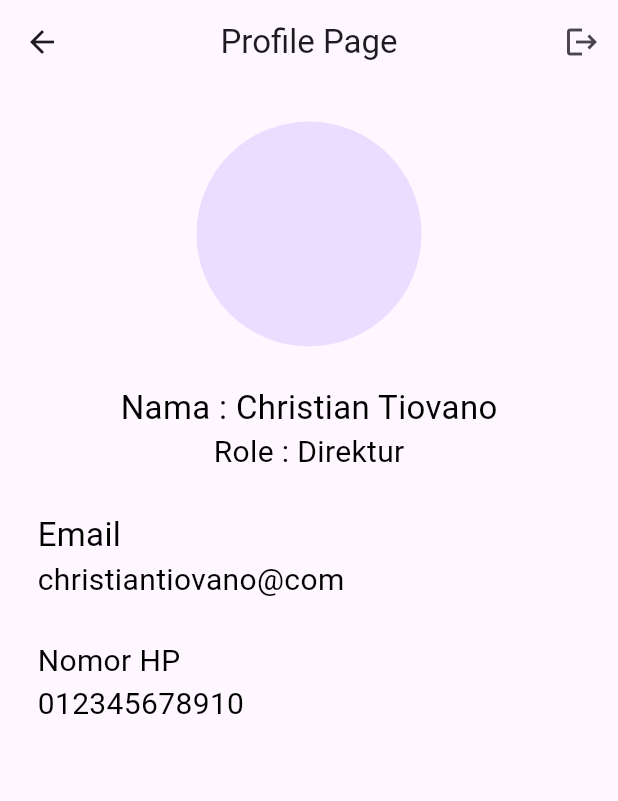
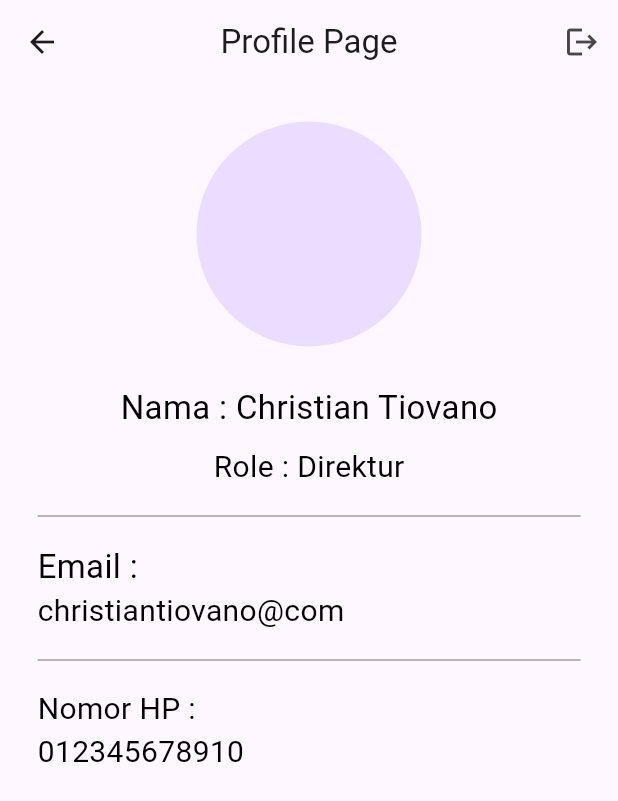
Before and after one commit to Christian-Tiovanto/FE-FlutterProject, a Flutter app: the screen it shows after launch, on a phone screen of 412 x 824 dp. Shown: the top 801 px of the screen. Run offline on Flutter 3.47's test engine with Material 3 defaults, Android fonts, the light colour scheme and no system bars.

Commit message:
update(ProfilePage): menambah garis pemisah antara role, email, dan nomor HP

```diff
--- a/lib/profile.dart
+++ b/lib/profile.dart
@@ -15,9 +15,9 @@ class ProfilePageWidget extends StatelessWidget {
             Navigator.of(context).pop();
           },
         ),
-        actions: [ // Tambahkan actions
+        actions: [
           IconButton(
-            icon: Icon(Icons.logout), // Icon logout
+            icon: Icon(Icons.logout),
             onPressed: () {
               // Tambahkan fungsi logout di sini
             },
@@ -49,24 +49,35 @@ class ProfilePage extends StatelessWidget {
               style: TextStyle(fontSize: 22, color: Colors.black),
             ),
           ),
+          SizedBox(height: 10),
           Center(
             child: Text(
               'Role : Direktur',
               style: TextStyle(fontSize: 20, color: Colors.black),
             ),
           ),
-          SizedBox(height: 25),
+          SizedBox(height: 10),
+          Divider( // Tambahkan Divider di sini
+            color: Colors.grey,
+            thickness: 1,
+          ),
+          SizedBox(height: 10),
           Text(
-            'Email',
+            'Email :',
             style: TextStyle(fontSize: 22, color: Colors.black),
           ),
           Text(
             'christiantiovano@com',
             style: TextStyle(fontSize: 20, color: Colors.black),
           ),
-          SizedBox(height: 25),
+          SizedBox(height: 10),
+          Divider( // Tambahkan Divider di sini
+            color: Colors.grey,
+            thickness: 1,
+          ),
+          SizedBox(height: 10),
           Text(
-            'Nomor HP',
+            'Nomor HP :',
             style: TextStyle(fontSize: 20, color: Colors.black),
           ),
           Text(
```
Also changed, not shown: lib/profile_page.dart (+17 -6 lines).
